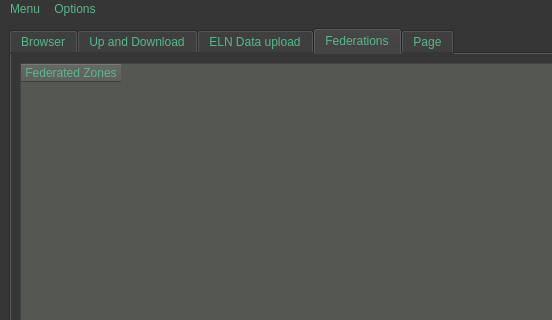
Before: the Qt Designer form irods-basicGUI/ui-files/irodsBrowserMain.ui in iBridges-for-iRODS/iBridges, drawn with Qt 5; both pictures show x 0 to 552 and y 0 to 320 of the 1300 by 800 pixel window.
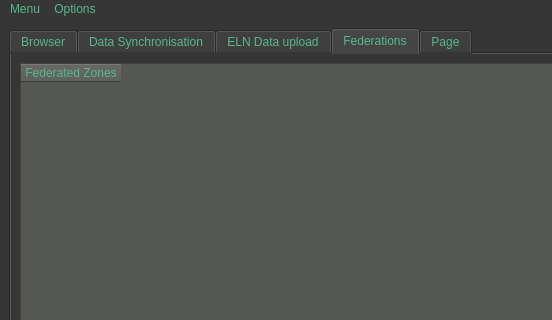
After: the same form once the commit is applied. The open tabs and pages were chosen to show the change. Icons and pictures are not drawn.

Commit message: - Adding download to search widget -cleaning up some output in irodsConnector.py

Patch:
```diff
--- a/irods-basicGUI/ui-files/irodsBrowserMain.ui
+++ b/irods-basicGUI/ui-files/irodsBrowserMain.ui
@@ -637,7 +637,7 @@
       </widget>
       <widget class="QWidget" name="tabUpload">
        <attribute name="title">
-        <string>Up and Download</string>
+        <string>Data Synchronisation</string>
        </attribute>
        <layout class="QHBoxLayout" name="horizontalLayout_4">
         <item>
```
Left out of the diff: 2 changed lines with no effect on the pictures. The commit also changes 3 other files.
